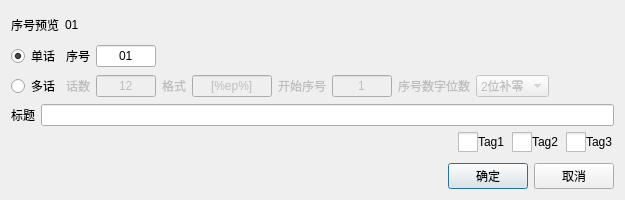
Old version of the form UiThread/Television/TvEpisodeNewDialog.ui in the repository cqwlxxl/cherryme.
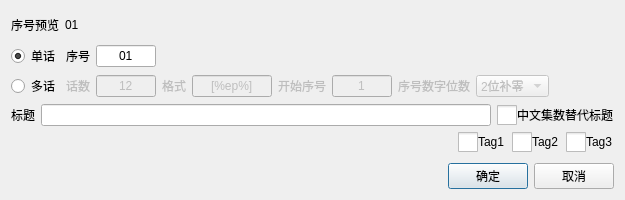
New version of the form. Icons and pictures are not drawn.

Commit message: new: 生成中文集数代替标题功能

Diff of the .ui file:
```diff
--- a/UiThread/Television/TvEpisodeNewDialog.ui
+++ b/UiThread/Television/TvEpisodeNewDialog.ui
@@ -300,6 +300,36 @@
        </property>
       </widget>
      </item>
+     <item>
+      <widget class="QCheckBox" name="checkBox_UseCnTitles">
+       <property name="styleSheet">
+        <string notr="true">QCheckBox
+{
+  spacing: 0px;
+}
+QCheckBox::indicator
+{
+  width: 20px;
+  height: 20px;
+}
+QCheckBox::indicator:checked:enabled
+{
+  image:url(:/File/img/box_check_enable.png);
+}
+QCheckBox::indicator:unchecked:enabled
+{
+  image:url(:/File/img/box_uncheck_enable.png);
+}
+QCheckBox::indicator:unchecked:disabled
+{
+  image:url(:/File/img/box_uncheck_disable.png);
+}</string>
+       </property>
+       <property name="text">
+        <string>中文集数替代标题</string>
+       </property>
+      </widget>
+     </item>
     </layout>
    </item>
    <item>
```
The commit also changes 2 other files.
